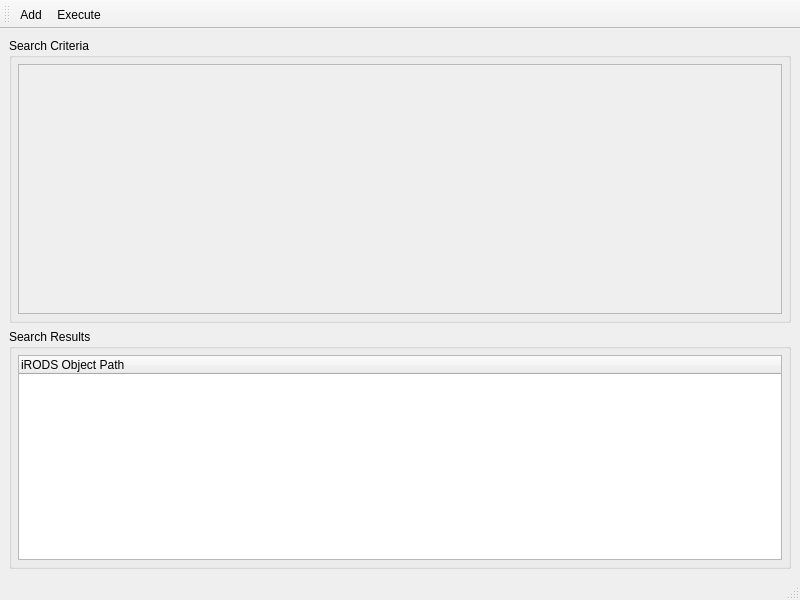
Before: the Qt Designer form src/rodsfindwindow.ui in ilarik/kanki-irodsclient, drawn with Qt 5.
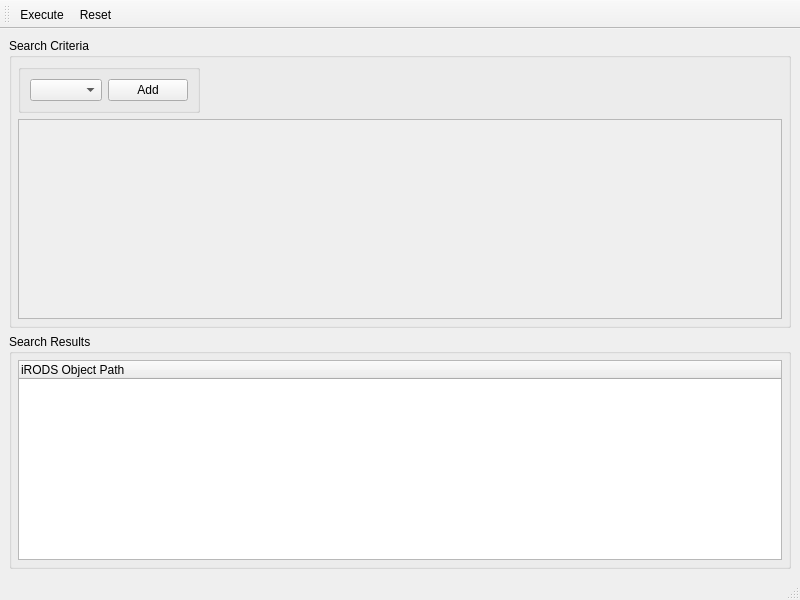
After: the same form once the commit is applied.

Commit message: add widgets to RodsFindWindow

What changed in the file:
```diff
--- a/src/rodsfindwindow.ui
+++ b/src/rodsfindwindow.ui
@@ -33,24 +33,73 @@
        <property name="bottomMargin">
         <number>6</number>
        </property>
-       <item>
+       <item alignment="Qt::AlignLeft">
+        <widget class="QGroupBox" name="conditionBox">
+         <property name="minimumSize">
+          <size>
+           <width>83</width>
+           <height>0</height>
+          </size>
+         </property>
+         <property name="title">
+          <string/>
+         </property>
+         <layout class="QHBoxLayout" name="horizontalLayout">
+          <item>
+           <widget class="QComboBox" name="condSel"/>
+          </item>
+          <item>
+           <widget class="QPushButton" name="condAdd">
+            <property name="text">
+             <string>Add</string>
+            </property>
+           </widget>
+          </item>
+         </layout>
+        </widget>
+       </item>
+       <item alignment="Qt::AlignTop">
         <widget class="QScrollArea" name="criteriaScroll">
+         <property name="sizePolicy">
+          <sizepolicy hsizetype="MinimumExpanding" vsizetype="MinimumExpanding">
+           <horstretch>0</horstretch>
+           <verstretch>0</verstretch>
+          </sizepolicy>
+         </property>
          <property name="minimumSize">
           <size>
            <width>0</width>
-           <height>250</height>
+           <height>200</height>
           </size>
          </property>
+         <property name="maximumSize">
+          <size>
+           <width>16777215</width>
+           <height>500</height>
+          </size>
+         </property>
+         <property name="sizeIncrement">
+          <size>
+           <width>0</width>
+           <height>50</height>
+          </size>
+         </property>
+         <property name="sizeAdjustPolicy">
+          <enum>QAbstractScrollArea::AdjustToContents</enum>
+         </property>
          <property name="widgetResizable">
           <bool>true</bool>
          </property>
+         <property name="alignment">
+          <set>Qt::AlignLeading|Qt::AlignLeft|Qt::AlignTop</set>
+         </property>
          <widget class="QWidget" name="scrollAreaWidgetContents">
           <property name="geometry">
            <rect>
             <x>0</x>
             <y>0</y>
             <width>756</width>
-            <height>248</height>
+            <height>198</height>
            </rect>
           </property>
           <layout class="QVBoxLayout" name="verticalLayout_3">
@@ -107,19 +156,22 @@
    <attribute name="toolBarBreak">
     <bool>false</bool>
    </attribute>
-   <addaction name="actionAdd"/>
    <addaction name="actionExecute"/>
+   <addaction name="actionReset"/>
   </widget>
-  <action name="actionAdd">
-   <property name="text">
-    <string>Add</string>
-   </property>
-  </action>
   <action name="actionExecute">
    <property name="text">
     <string>Execute</string>
    </property>
   </action>
+  <action name="actionReset">
+   <property name="text">
+    <string>Reset</string>
+   </property>
+   <property name="toolTip">
+    <string>Reset Search</string>
+   </property>
+  </action>
  </widget>
  <resources/>
  <connections/>
```
Left out of the diff: 6 changed lines with no effect on the pictures. The commit also changes 2 other files.
